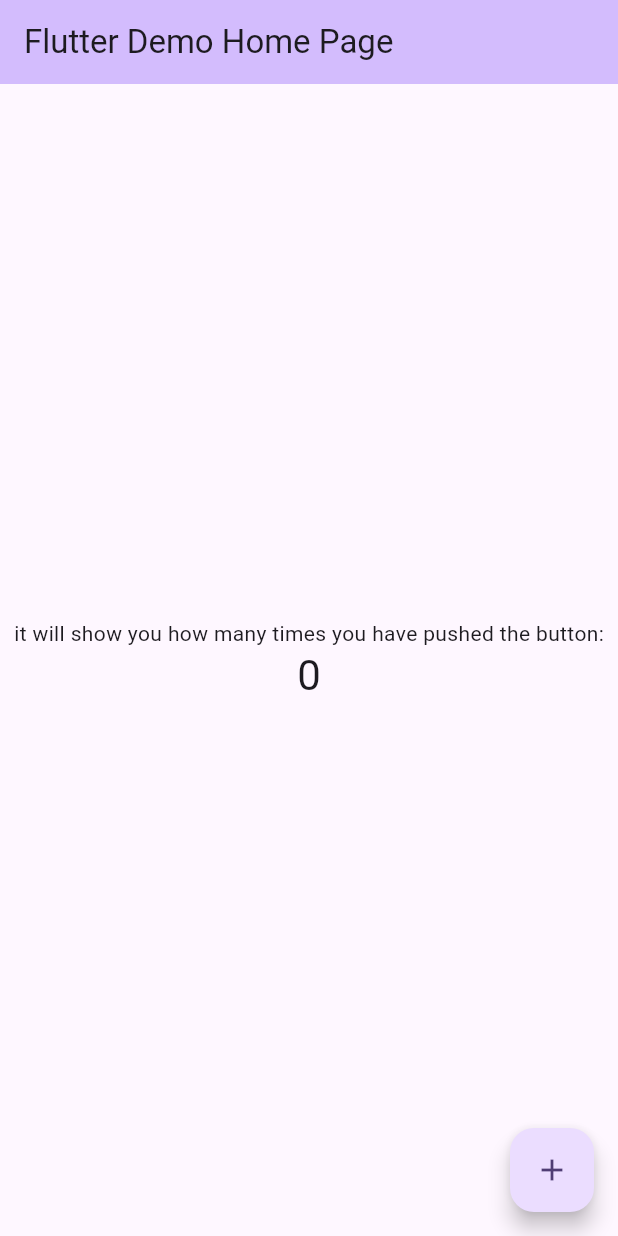
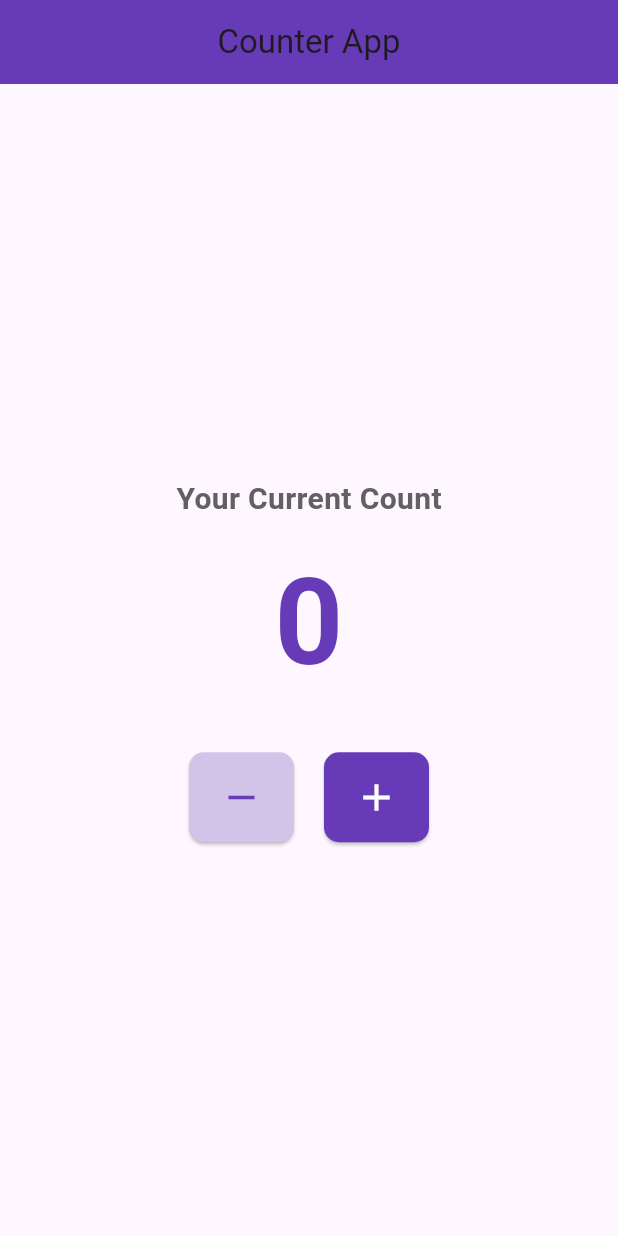
Before and after one commit to mesailesh7/Flutter, a Flutter app: the screen it shows after launch, on a phone screen of 412 x 824 dp. Run offline on Flutter 3.47's test engine with Material 3 defaults, Android fonts, the phone set to English and light mode, and no system bars; our stand-ins replace sqflite; accounts and stored records are empty.

```diff
--- a/neatroots_myapp/lib/main.dart
+++ b/neatroots_myapp/lib/main.dart
@@ -1,124 +1,118 @@
 import 'package:flutter/material.dart';
 
 void main() {
-  runApp(const MyApp());
+  runApp(MyApp());
 }
 
+//Example of Stateless widget
+// class MyApp extends StatelessWidget {
+//   const MyApp({super.key})
+
+//   @override
+//   Widget build(BuildContext context) {
+//     // TODO: implement build
+//     throw UnimplementedError();
+//   }
+// }
+
+//Stateful widget
 class MyApp extends StatelessWidget {
   const MyApp({super.key});
 
-  // This widget is the root of your application.
   @override
   Widget build(BuildContext context) {
     return MaterialApp(
-      title: 'Flutter Demo',
-      theme: ThemeData(
-        // This is the theme of your application.
-        //
-        // TRY THIS: Try running your application with "flutter run". You'll see
-        // the application has a purple toolbar. Then, without quitting the app,
-        // try changing the seedColor in the colorScheme below to Colors.green
-        // and then invoke "hot reload" (save your changes or press the "hot
-        // reload" button in a Flutter-supported IDE, or press "r" if you used
-        // the command line to start the app).
-        //
-        // Notice that the counter didn't reset back to zero; the application
-        // state is not lost during the reload. To reset the state, use hot
-        // restart instead.
-        //
-        // This works for code too, not just values: Most code changes can be
-        // tested with just a hot reload.
-        colorScheme: ColorScheme.fromSeed(seedColor: Colors.deepPurple),
-      ),
-      home: const MyHomePage(title: 'Flutter Demo Home Page'),
+      debugShowCheckedModeBanner: false,
+      home: CounterScreen(),
     );
   }
 }
 
-class MyHomePage extends StatefulWidget {
-  const MyHomePage({super.key, required this.title});
-
-  // This widget is the home page of your application. It is stateful, meaning
-  // that it has a State object (defined below) that contains fields that affect
-  // how it looks.
-
-  // This class is the configuration for the state. It holds the values (in this
-  // case the title) provided by the parent (in this case the App widget) and
-  // used by the build method of the State. Fields in a Widget subclass are
-  // always marked "final".
-
-  final String title;
+class CounterScreen extends StatefulWidget {
+  const CounterScreen({super.key});
 
   @override
-  State<MyHomePage> createState() => _MyHomePageState();
+  State<CounterScreen> createState() => _CounterScreenState();
 }
 
-class _MyHomePageState extends State<MyHomePage> {
+class _CounterScreenState extends State<CounterScreen> {
   int _counter = 0;
 
   void _incrementCounter() {
     setState(() {
-      // This call to setState tells the Flutter framework that something has
-      // changed in this State, which causes it to rerun the build method below
-      // so that the display can reflect the updated values. If we changed
-      // _counter without calling setState(), then the build method would not be
-      // called again, and so nothing would appear to happen.
       _counter++;
+    });
+  }
+
+  void _decrementCounter() {
+    setState(() {
+      _counter--;
     });
   }
 
   @override
   Widget build(BuildContext context) {
-    // This method is rerun every time setState is called, for instance as done
-    // by the _incrementCounter method above.
-    //
-    // The Flutter framework has been optimized to make rerunning build methods
-    // fast, so that you can just rebuild anything that needs updating rather
-    // than having to individually change instances of widgets.
     return Scaffold(
       appBar: AppBar(
-        // TRY THIS: Try changing the color here to a specific color (to
-        // Colors.amber, perhaps?) and trigger a hot reload to see the AppBar
-        // change color while the other colors stay the same.
-        backgroundColor: Theme.of(context).colorScheme.inversePrimary,
-        // Here we take the value from the MyHomePage object that was created by
-        // the App.build method, and use it to set our appbar title.
-        title: Text(widget.title),
+        title: Text("Counter App"),
+        centerTitle: true,
+        backgroundColor: Colors.deepPurple,
       ),
       body: Center(
-        // Center is a layout widget. It takes a single child and positions it
-        // in the middle of the parent.
         child: Column(
-          // Column is also a layout widget. It takes a list of children and
-          // arranges them vertically. By default, it sizes itself to fit its
-          // children horizontally, and tries to be as tall as its parent.
-          //
-          // Column has various properties to control how it sizes itself and
-          // how it positions its children. Here we use mainAxisAlignment to
-          // center the children vertically; the main axis here is the vertical
-          // axis because Columns are vertical (the cross axis would be
-          // horizontal).
-          //
-          // TRY THIS: Invoke "debug painting" (choose the "Toggle Debug Paint"
-          // action in the IDE, or press "p" in the console), to see the
-          // wireframe for each widget.
           mainAxisAlignment: MainAxisAlignment.center,
-          children: <Widget>[
-            const Text(
-              'it will show you how many times you have pushed the button:',
+          children: [
+            Text(
+              'Your Current Count',
+              style: TextStyle(
+                fontSize: 20,
+                fontWeight: FontWeight.bold,
+                color: Colors.grey[700],
+              ),
             ),
+            SizedBox(height: 10),
             Text(
-              '$_counter',
-              style: Theme.of(context).textTheme.headlineMedium,
+              '${_counter}',
+              style: TextStyle(
+                fontSize: 80,
+                fontWeight: FontWeight.bold,
+                color: Colors.deepPurple,
+              ),
+            ),
+            SizedBox(height: 30),
+            Row(
+              mainAxisAlignment: MainAxisAlignment.center,
+              children: [
+                ElevatedButton(
+                  onPressed: _decrementCounter,
+                  style: ElevatedButton.styleFrom(
+                    backgroundColor: Colors.deepPurple[100],
+                    padding: EdgeInsets.symmetric(horizontal: 20, vertical: 15),
+                    shape: RoundedRectangleBorder(
+                      borderRadius: BorderRadius.circular(10),
+                    ),
+                  ),
+
+                  child: Icon(Icons.remove, size: 30, color: Colors.deepPurple),
+                ),
+                SizedBox(width: 20),
+                ElevatedButton(
+                  onPressed: _incrementCounter,
+                  style: ElevatedButton.styleFrom(
+                    backgroundColor: Colors.deepPurple,
+                    padding: EdgeInsets.symmetric(horizontal: 20, vertical: 15),
+                    shape: RoundedRectangleBorder(
+                      borderRadius: BorderRadius.circular(10),
+                    ),
+                  ),
+
+                  child: Icon(Icons.add, size: 30, color: Colors.white),
+                ),
+              ],
             ),
           ],
         ),
       ),
-      floatingActionButton: FloatingActionButton(
-        onPressed: _incrementCounter,
-        tooltip: 'Increment',
-        child: const Icon(Icons.add),
-      ), // This trailing comma makes auto-formatting nicer for build methods.
     );
   }
 }
--- /dev/null
+++ b/neatroots_notesapp/lib/main.dart
@@ -0,0 +1,18 @@
+import 'package:flutter/material.dart';
+
+void main() {
+  runApp(const NotesApp());
+}
+
+class NotesApp extends StatelessWidget {
+  const NotesApp({super.key});
+
+  @override
+  Widget build(BuildContext context) {
+    return MaterialApp(
+      title: 'Notes App',
+      theme: ThemeData(primarySwatch: Colors.blueGrey),
+      home: const,
+    );
+  }
+}
```
Also changed, not shown: neatroots_myapp/lib/State/statelessWidget.dart (deleted, +0 -9 lines), neatroots_myapp/lib/mains.dart (added, +124 -0 lines), neatroots_notesapp/analysis_options.yaml (added, +28 -0 lines), neatroots_notesapp/lib/database/notes_database.dart (added, +37 -0 lines), neatroots_notesapp/pubspec.yaml (added, +92 -0 lines), neatroots_notesapp/pubspec.lock (added), 129 other files.
